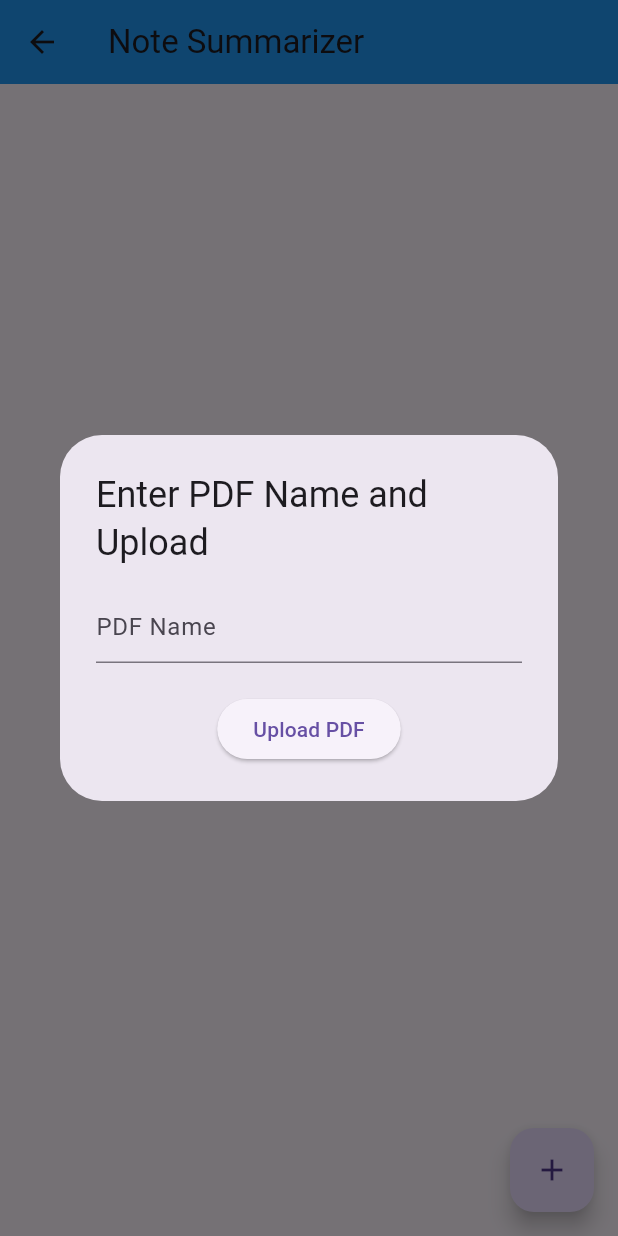
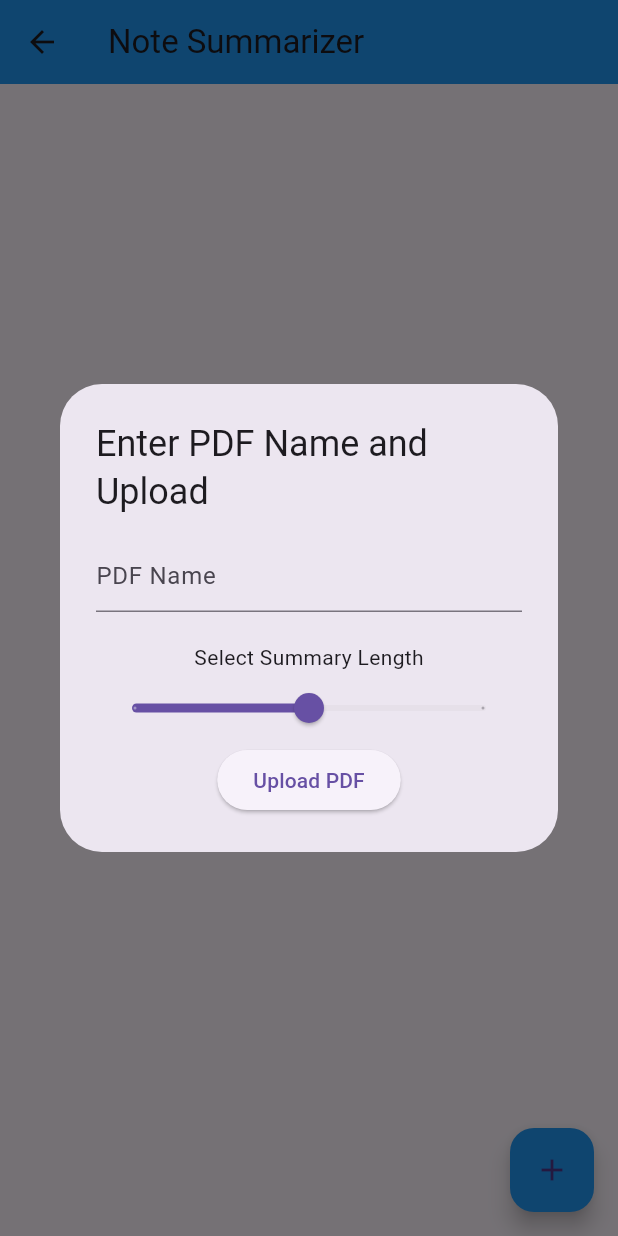
Before and after one commit to skarthik7/aceme, a Flutter app: the SummarizerPage screen opened directly, after a tap on the "add" icon, on a phone screen of 412 x 824 dp. Run offline on Flutter 3.47's test engine with Material 3 defaults, Android fonts, the phone set to English and light mode, and no system bars; our stand-ins replace cloud_firestore, file_picker, firebase_auth, firebase_core; missing offline and left inert: pdf_text; accounts and stored records are empty; network calls fail.

Commit message:
tweaks - safe push 1114am

```diff
--- a/lib/auth.dart
+++ b/lib/auth.dart
@@ -1,14 +1,14 @@
 import 'package:firebase_auth/firebase_auth.dart';
 
 class Auth {
-  final FirebaseAuth _firebaseauth = FirebaseAuth.instance;
-  User? get currentUser => _firebaseauth.currentUser;
-  Stream<User?> get authStateChanges => _firebaseauth.authStateChanges();
+  final FirebaseAuth _firebaseAuth = FirebaseAuth.instance;
+  User? get currentUser => _firebaseAuth.currentUser;
+  Stream<User?> get authStateChanges => _firebaseAuth.authStateChanges();
   Future<void> signInWithEmailAndPassword({
     required String email,
     required String password})
     async {
-    await _firebaseauth.signInWithEmailAndPassword(email: email, password: password
+    await _firebaseAuth.signInWithEmailAndPassword(email: email, password: password
     );
   }
 
@@ -16,12 +16,12 @@ class Auth {
     required String email,
     required String password})
     async {
-    await _firebaseauth.createUserWithEmailAndPassword(email: email, password: password
+    await _firebaseAuth.createUserWithEmailAndPassword(email: email, password: password
     );
   }
 
   Future<void> signOut() async {
-    await _firebaseauth.signOut();
+    await _firebaseAuth.signOut();
   }
 
 }
--- a/lib/pages/summarizer.dart
+++ b/lib/pages/summarizer.dart
@@ -12,9 +12,9 @@ class SummarizerPage extends StatefulWidget {
 }
 
 class _SummarizerPageState extends State<SummarizerPage> {
-  final String _apiKey = 'AIzaSyDEit47_ToU42NqvYTk_VN1jg5rVegRllo';
+  final String _apiKey = 'YOUR_API_KEY';
   List<Map<String, dynamic>> _pdfList = [];
-
+  double _summaryLength = 1.0; // Default to medium summary
 
   @override
   void initState() {
@@ -35,16 +35,20 @@ class _SummarizerPageState extends State<SummarizerPage> {
     });
   }
 
-  /// Opens a dialog to enter a name for the PDF
-  Future<String?> _promptForPdfName() async {
+  /// Opens a dialog to enter a name for the PDF and select summary length
+  Future<Map<String, dynamic>?> _promptForPdfDetails() async {
     String? pdfName;
-    await showDialog<String>(
+    double summaryLength = 1.0; // Default to medium summary
+
+    await showDialog<Map<String, dynamic>>(
       context: context,
       builder: (BuildContext context) {
         TextEditingController controller = TextEditingController();
         return AlertDialog(
           title: Text('Enter PDF Name and Upload'),
-          content: Column(
+          content: StatefulBuilder(
+            builder: (BuildContext context, StateSetter setState) {
+              return Column(
                 mainAxisSize: MainAxisSize.min,
                 children: [
                   TextField(
@@ -52,25 +56,50 @@ class _SummarizerPageState extends State<SummarizerPage> {
                     decoration: InputDecoration(hintText: 'PDF Name'),
                   ),
                   SizedBox(height: 20),
+                  Text('Select Summary Length'),
+                  Slider(
+                    value: summaryLength,
+                    min: 0.0,
+                    max: 2.0,
+                    divisions: 2,
+                    label: summaryLength == 0.0 ? 'Short' : summaryLength == 1.0 ? 'Medium' : 'Long',
+                    onChanged: (value) {
+                      setState(() {
+                        summaryLength = value;
+                      });
+                    },
+                  ),
                   ElevatedButton(
                     onPressed: () {
                       pdfName = controller.text;
-                  Navigator.of(context).pop();
+                      Navigator.of(context).pop({
+                        'pdfName': pdfName,
+                        'summaryLength': summaryLength,
+                      });
                     },
                     child: Text('Upload PDF'),
                   ),
                 ],
+              );
+            },
           ),
         );
       },
     );
-    return pdfName;
+
+    if (pdfName != null && pdfName!.isNotEmpty) {
+      return {
+        'pdfName': pdfName,
+        'summaryLength': summaryLength,
+      };
+    }
+    return null;
   }
 
   /// Picks a PDF, extracts text, and sends it for summarization
   Future<void> _pickAndExtractPdf() async {
-    String? pdfName = await _promptForPdfName();
-    if (pdfName != null && pdfName.isNotEmpty) {
+    Map<String, dynamic>? pdfDetails = await _promptForPdfDetails();
+    if (pdfDetails != null) {
       FilePickerResult? result = await FilePicker.platform.pickFiles(
         type: FileType.custom,
         allowedExtensions: ['pdf'],
@@ -80,14 +109,23 @@ class _SummarizerPageState extends State<SummarizerPage> {
         File file = File(result.files.single.path!);
         PDFDoc doc = await PDFDoc.fromFile(file);
         String text = await doc.text;
-        _summarizeText(text, pdfName);
+        _summarizeText(text, pdfDetails['pdfName'], pdfDetails['summaryLength']);
       }
     }
   }
 
   /// Calls Gemini AI API to summarize text and stores result in Firestore
-  Future<void> _summarizeText(String text, String pdfName) async {
+  Future<void> _summarizeText(String text, String pdfName, double summaryLength) async {
     final url = 'https://generativelanguage.googleapis.com/v1beta/models/gemini-1.5-flash:generateContent?key=$_apiKey';
+
+    String lengthPrompt;
+    if (summaryLength == 0.0) {
+      lengthPrompt = 'short';
+    } else if (summaryLength == 1.0) {
+      lengthPrompt = 'medium';
+    } else {
+      lengthPrompt = 'long';
+    }
 
     final response = await http.post(
       Uri.parse(url),
@@ -96,7 +134,7 @@ class _SummarizerPageState extends State<SummarizerPage> {
         'contents': [
           {
             'parts': [
-              {'text': 'Summarize the following text: $text'}
+              {'text': 'Summarize the following text in a $lengthPrompt summary: $text'}
             ]
           }
         ]
@@ -106,8 +144,8 @@ class _SummarizerPageState extends State<SummarizerPage> {
     if (response.statusCode == 200) {
       final data = json.decode(response.body);
       String summary = (data['candidates']?.isNotEmpty ?? false) &&
-              (data['candidates'][0]['content']['parts']?.isNotEmpty ?? false)
-          ? data['candidates'][0]['content']['parts'][0]['text']
+              (data['candidates']?[0]['content']['parts']?.isNotEmpty ?? false)
+          ? data['candidates']![0]['content']['parts'][0]['text']
           : 'Failed to generate summary';
 
       // Store summary in Firestore
@@ -162,7 +200,10 @@ class _SummarizerPageState extends State<SummarizerPage> {
                     title: Text(_pdfList[index]['name']!),
                     trailing: ElevatedButton(
                       onPressed: () => _viewSummary(_pdfList[index]['summary']!),
-                      child: Text('View Summary'),
+                      child: Text(
+                        'View Summary',
+                        style: TextStyle(color: Colors.blue), // Set the text color to blue
+                      ),
                     ),
                   );
                 },
@@ -173,6 +214,7 @@ class _SummarizerPageState extends State<SummarizerPage> {
       ),
       floatingActionButton: FloatingActionButton(
         onPressed: _pickAndExtractPdf,
+        backgroundColor: Colors.blue, // Set the button color to blue
         child: Icon(Icons.add),
       ),
     );
```
Also changed, not shown: lib/pages/account.dart (+7 -1 lines), lib/pages/planner.dart (+21 -6 lines), pubspec.lock. Lines whose indentation alone changed are shown as unchanged.
